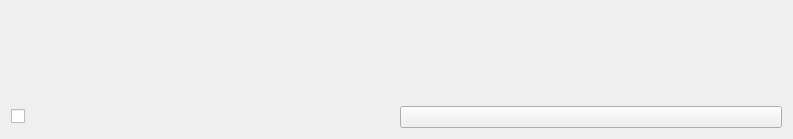
Before: the Qt Designer form uiTestWidget.ui in Hangon66/qtUiModule, drawn with Qt 5.
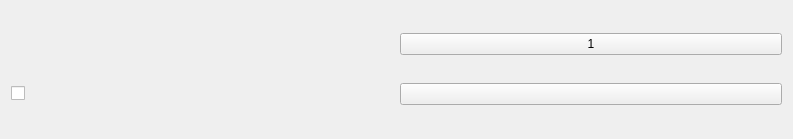
After: the same form once the commit is applied. Custom widgets are drawn as their Qt base class.

Commit message: feat : 当未设置按钮图片时使用原生样式

Diff of the .ui file:
```diff
--- a/uiTestWidget.ui
+++ b/uiTestWidget.ui
@@ -35,6 +35,13 @@
      </property>
     </widget>
    </item>
+   <item row="0" column="2">
+    <widget class="uiPushbutton" name="pushButton_2">
+     <property name="text">
+      <string>1</string>
+     </property>
+    </widget>
+   </item>
   </layout>
  </widget>
  <customwidgets>
```
The commit also changes 2 other files.
